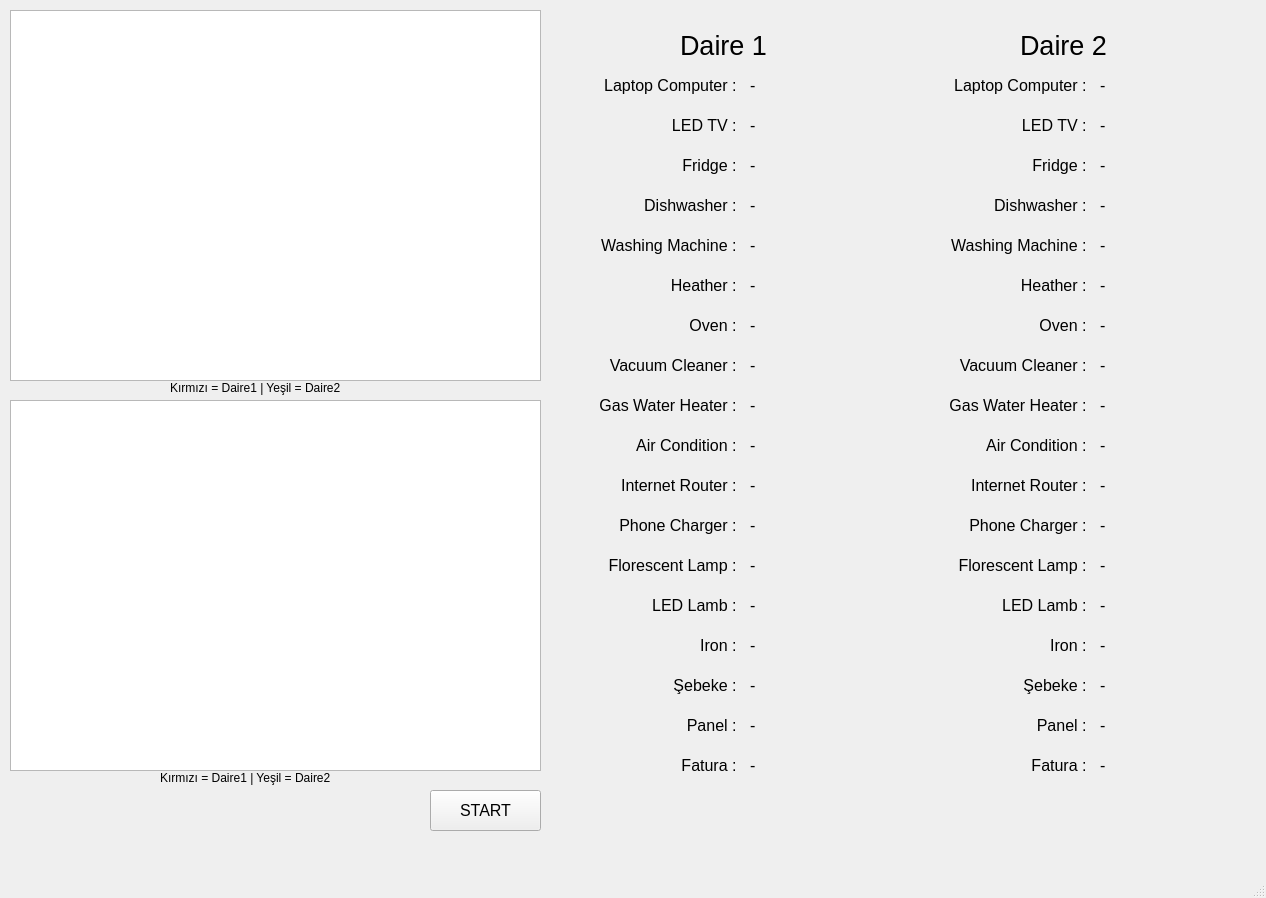
Old version of the form graph.ui in the repository mceneli/QtFaturApp.
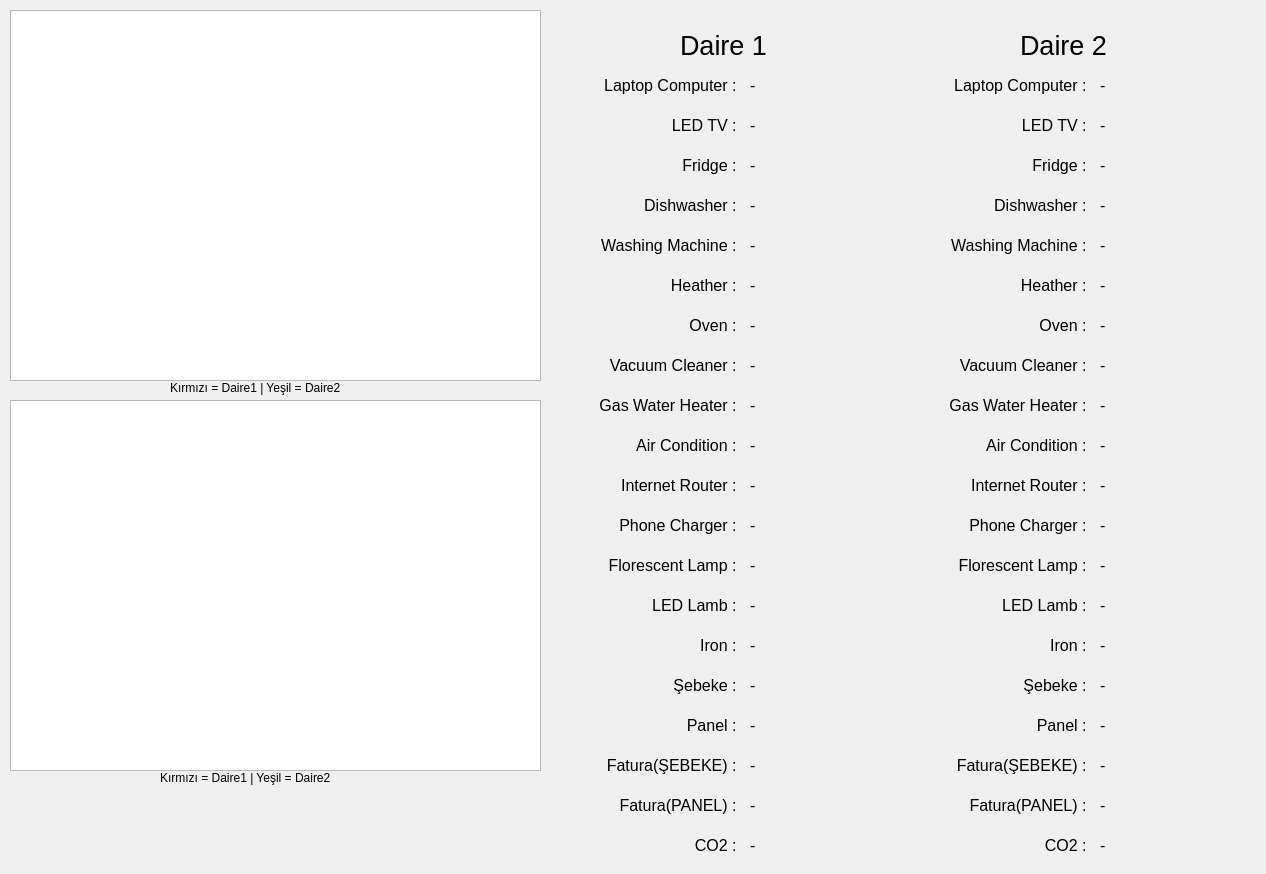
New version of the form. Custom widgets are drawn as their Qt base class.

Diff of the .ui file:
```diff
--- a/graph.ui
+++ b/graph.ui
@@ -7,19 +7,19 @@
     <x>0</x>
     <y>0</y>
     <width>1266</width>
-    <height>898</height>
+    <height>874</height>
    </rect>
   </property>
   <property name="minimumSize">
    <size>
     <width>1266</width>
-    <height>898</height>
+    <height>820</height>
    </size>
   </property>
   <property name="maximumSize">
    <size>
     <width>1266</width>
-    <height>898</height>
+    <height>1000</height>
    </size>
   </property>
   <property name="font">
@@ -1328,7 +1328,7 @@
      </font>
     </property>
     <property name="text">
-     <string>Fatura : </string>
+     <string>Fatura(ŞEBEKE) : </string>
     </property>
     <property name="alignment">
      <set>Qt::AlignRight|Qt::AlignTrailing|Qt::AlignVCenter</set>
@@ -1349,7 +1349,7 @@
      </font>
     </property>
     <property name="text">
-     <string>Fatura : </string>
+     <string>Fatura(ŞEBEKE) : </string>
     </property>
     <property name="alignment">
      <set>Qt::AlignRight|Qt::AlignTrailing|Qt::AlignVCenter</set>
@@ -1531,13 +1531,91 @@
      <string>Kırmızı = Daire1 | Yeşil = Daire2</string>
     </property>
    </widget>
-   <widget class="QPushButton" name="start">
+   <widget class="QLabel" name="label_41">
     <property name="geometry">
      <rect>
-      <x>430</x>
+      <x>560</x>
+      <y>830</y>
+      <width>181</width>
+      <height>31</height>
+     </rect>
+    </property>
+    <property name="font">
+     <font>
+      <pointsize>12</pointsize>
+     </font>
+    </property>
+    <property name="text">
+     <string>CO2 : </string>
+    </property>
+    <property name="alignment">
+     <set>Qt::AlignRight|Qt::AlignTrailing|Qt::AlignVCenter</set>
+    </property>
+   </widget>
+   <widget class="QLabel" name="daire1_co2">
+    <property name="geometry">
+     <rect>
+      <x>750</x>
+      <y>830</y>
+      <width>171</width>
+      <height>31</height>
+     </rect>
+    </property>
+    <property name="font">
+     <font>
+      <pointsize>12</pointsize>
+     </font>
+    </property>
+    <property name="text">
+     <string>-</string>
+    </property>
+   </widget>
+   <widget class="QLabel" name="daire2_co2">
+    <property name="geometry">
+     <rect>
+      <x>1100</x>
+      <y>830</y>
+      <width>171</width>
+      <height>31</height>
+     </rect>
+    </property>
+    <property name="font">
+     <font>
+      <pointsize>12</pointsize>
+     </font>
+    </property>
+    <property name="text">
+     <string>-</string>
+    </property>
+   </widget>
+   <widget class="QLabel" name="label_42">
+    <property name="geometry">
+     <rect>
+      <x>910</x>
+      <y>830</y>
+      <width>181</width>
+      <height>31</height>
+     </rect>
+    </property>
+    <property name="font">
+     <font>
+      <pointsize>12</pointsize>
+     </font>
+    </property>
+    <property name="text">
+     <string>CO2 : </string>
+    </property>
+    <property name="alignment">
+     <set>Qt::AlignRight|Qt::AlignTrailing|Qt::AlignVCenter</set>
+    </property>
+   </widget>
+   <widget class="QLabel" name="labelasd">
+    <property name="geometry">
+     <rect>
+      <x>560</x>
       <y>790</y>
-      <width>111</width>
-      <height>41</height>
+      <width>181</width>
+      <height>31</height>
      </rect>
     </property>
     <property name="font">
@@ -1546,11 +1624,70 @@
      </font>
     </property>
     <property name="text">
-     <string>START</string>
+     <string>Fatura(PANEL) : </string>
+    </property>
+    <property name="alignment">
+     <set>Qt::AlignRight|Qt::AlignTrailing|Qt::AlignVCenter</set>
+    </property>
+   </widget>
+   <widget class="QLabel" name="daire1_fatura_panel">
+    <property name="geometry">
+     <rect>
+      <x>750</x>
+      <y>790</y>
+      <width>171</width>
+      <height>31</height>
+     </rect>
+    </property>
+    <property name="font">
+     <font>
+      <pointsize>12</pointsize>
+     </font>
+    </property>
+    <property name="text">
+     <string>-</string>
+    </property>
+   </widget>
+   <widget class="QLabel" name="labelxyz">
+    <property name="geometry">
+     <rect>
+      <x>910</x>
+      <y>790</y>
+      <width>181</width>
+      <height>31</height>
+     </rect>
+    </property>
+    <property name="font">
+     <font>
+      <pointsize>12</pointsize>
+     </font>
+    </property>
+    <property name="text">
+     <string>Fatura(PANEL) : </string>
+    </property>
+    <property name="alignment">
+     <set>Qt::AlignRight|Qt::AlignTrailing|Qt::AlignVCenter</set>
+    </property>
+   </widget>
+   <widget class="QLabel" name="daire2_fatura_panel">
+    <property name="geometry">
+     <rect>
+      <x>1100</x>
+      <y>790</y>
+      <width>161</width>
+      <height>31</height>
+     </rect>
+    </property>
+    <property name="font">
+     <font>
+      <pointsize>12</pointsize>
+     </font>
+    </property>
+    <property name="text">
+     <string>-</string>
     </property>
    </widget>
   </widget>
-  <widget class="QStatusBar" name="statusbar"/>
  </widget>
  <customwidgets>
   <customwidget>
```
